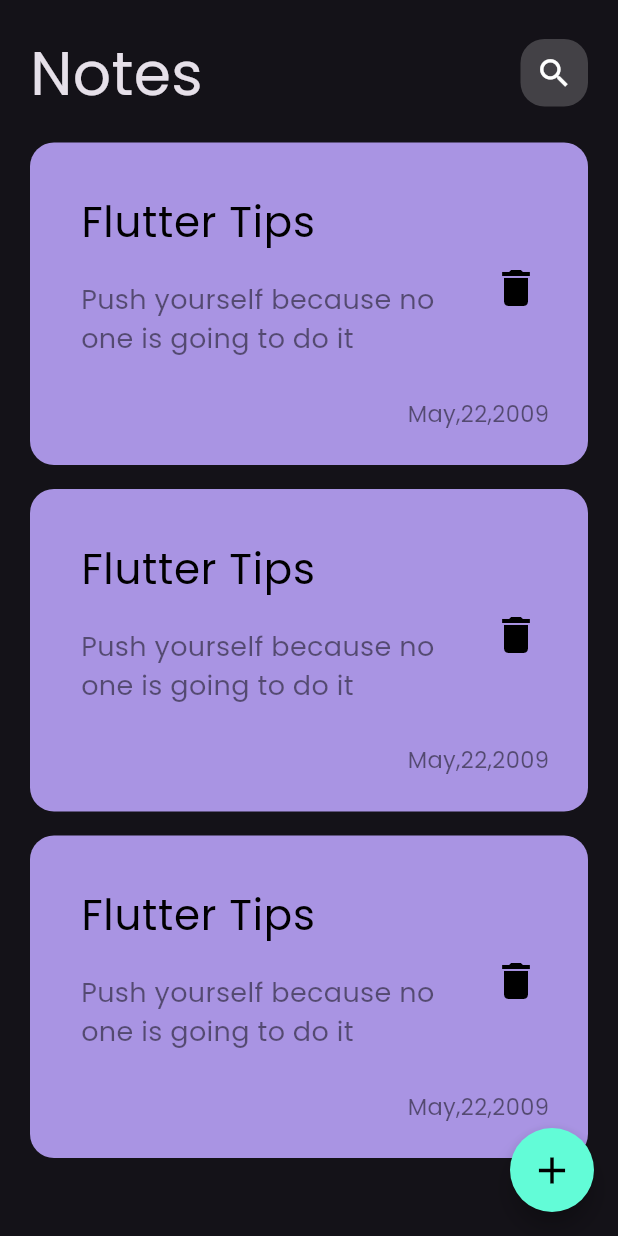
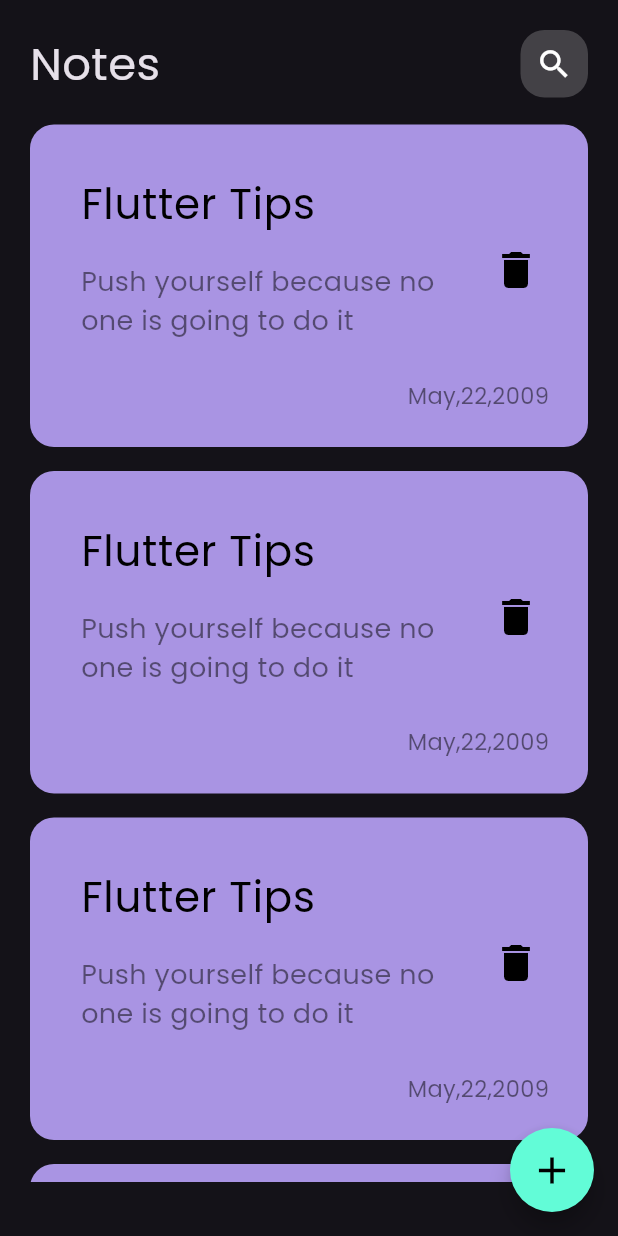
Before and after one commit to amera612/notes_app, a Flutter app: the screen it shows after launch, on a phone screen of 412 x 824 dp. Run offline on Flutter 3.47's test engine with Material 3 defaults, Android fonts, the phone set to English and light mode, and no system bars.

Commit message:
Edit Note View Body

```diff
--- a/lib/widgets/custom_app_bar.dart
+++ b/lib/widgets/custom_app_bar.dart
@@ -1,22 +1,25 @@
 import 'package:flutter/material.dart';
-import 'package:note_app/widgets/custom_search_icon.dart';
+import 'package:note_app/widgets/custom_icon.dart';
 
 class CustomAppBar extends StatelessWidget {
-  const CustomAppBar({super.key});
-
+  const CustomAppBar({super.key, required this.text, required this.icon});
+  final String text;
+  final IconData icon;
   @override
   Widget build(BuildContext context) {
-    return const Row(
+    return Row(
       mainAxisAlignment: MainAxisAlignment.spaceBetween,
       children: [
         Text(
-          'Notes',
-          style: TextStyle(
-            fontSize: 40,
+          text,
+          style: const TextStyle(
+            fontSize: 30,
             // color: Colors.white,
           ),
         ),
-        CustomSearchIcon(),
+        CustomIcon(
+          icon: icon,
+        ),
       ],
     );
   }
--- a/lib/widgets/custom_search_icon.dart
+++ b/lib/widgets/custom_icon.dart
@@ -1,8 +1,8 @@
 import 'package:flutter/material.dart';
 
-class CustomSearchIcon extends StatelessWidget {
-  const CustomSearchIcon({super.key});
-
+class CustomIcon extends StatelessWidget {
+  const CustomIcon({super.key, required this.icon});
+  final IconData icon;
   @override
   Widget build(BuildContext context) {
     return Container(
@@ -12,9 +12,9 @@ class CustomSearchIcon extends StatelessWidget {
         color: Colors.white.withOpacity(.2),
         borderRadius: BorderRadius.circular(16),
       ),
-      child: const Center(
+      child: Center(
         child: Icon(
-          Icons.search,
+          icon,
           size: 25,
         ),
       ),
--- a/lib/widgets/note_item.dart
+++ b/lib/widgets/note_item.dart
@@ -1,11 +1,23 @@
 import 'package:flutter/material.dart';
+import 'package:note_app/views/edit_note_view.dart';
 
 class NoteItem extends StatelessWidget {
   const NoteItem({super.key});
 
   @override
   Widget build(BuildContext context) {
-    return Container(
+    return GestureDetector(
+      onTap: () {
+        Navigator.push(
+          context,
+          MaterialPageRoute(
+            builder: (context) {
+              return const EditNoteView();
+            },
+          ),
+        );
+      },
+      child: Container(
         padding: const EdgeInsets.only(top: 24, bottom: 24, left: 18),
         decoration: BoxDecoration(
           borderRadius: BorderRadius.circular(16),
@@ -56,6 +68,7 @@ class NoteItem extends StatelessWidget {
             )
           ],
         ),
+      ),
     );
   }
 }
--- a/lib/widgets/notes_view_body.dart
+++ b/lib/widgets/notes_view_body.dart
@@ -11,7 +11,10 @@ class NotesViewBody extends StatelessWidget {
       padding: EdgeInsets.all(20.0),
       child: Column(
         children: [
-          CustomAppBar(),
+          CustomAppBar(
+            text: 'Notes',
+            icon: Icons.search,
+          ),
           Expanded(child: NotesListView()),
         ],
       ),
```
Also changed, not shown: lib/views/edit_note_view.dart (added, +15 -0 lines), lib/widgets/edit_note_view_body.dart (added, +31 -0 lines). Lines whose indentation alone changed are shown as unchanged.
